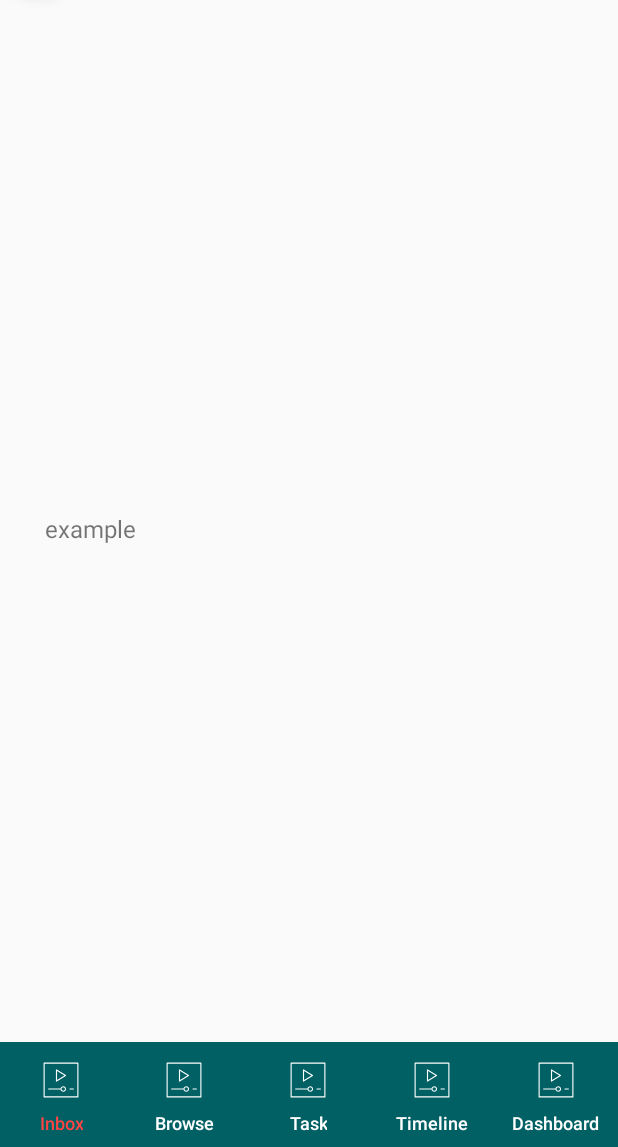
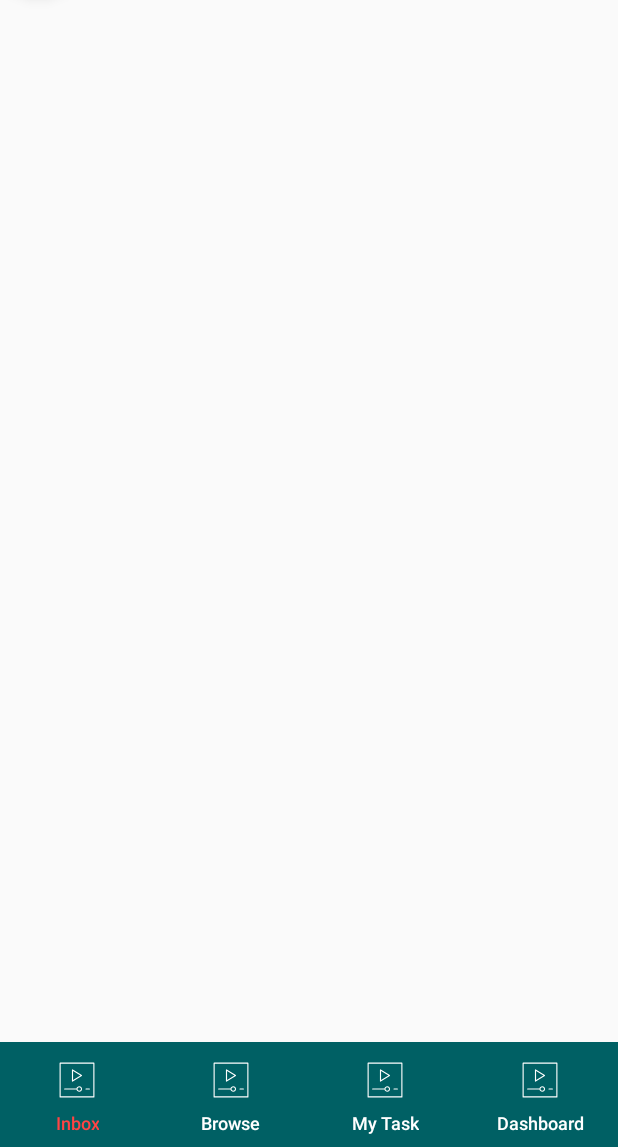
Before and after one commit to vyomhpatel/FlowIt, an Android app: the screen it shows after launch (Home), on a phone screen of 412 x 824 dp, the part 89-1236 px from its top. Run offline under Robolectric (Android 15) with nearby library versions, the phone set to English and light mode, and no system bars; our stand-ins replace ButterKnife; libraries missing offline, so code that uses them is left out: com.wangjie.rapidfloatingactionbutton; plain views replace RapidFloatingActionButton, RapidFloatingActionLayout; 7 statements that could not run were skipped.

Commit message:
initially create

```diff
--- a/app/src/main/java/b12app/vyom/com/flowit/home/Home.java
+++ b/app/src/main/java/b12app/vyom/com/flowit/home/Home.java
@@ -47,8 +47,6 @@ public class Home extends AppCompatActivity implements NavigationView.OnNavigati
     @BindView(R.id.nav_view)
     NavigationView leftDrawer;
 
-
-
     private Integer[] bottomTabIcon = {R.drawable.ic_testing};
     private Integer[] bottomIconPress = {R.drawable.ic_testing,R.drawable.ic_testing,
             R.drawable.ic_testing, R.drawable.ic_testing};
@@ -58,6 +56,7 @@ public class Home extends AppCompatActivity implements NavigationView.OnNavigati
     @Override
     protected void onCreate(Bundle savedInstanceState) {
         super.onCreate(savedInstanceState);
+
         setContentView(R.layout.activity_home);
         ButterKnife.bind(this);
 
@@ -73,14 +72,13 @@ public class Home extends AppCompatActivity implements NavigationView.OnNavigati
     private void initBottomNavView() {
         botNavView.addTab(botNavView.newTab().setIcon(R.drawable.ic_testing).setText("Inbox"));
         botNavView.addTab(botNavView.newTab().setIcon(R.drawable.ic_testing).setText("Browse"));
-        botNavView.addTab(botNavView.newTab().setIcon(R.drawable.ic_testing).setText("Task"));
-        botNavView.addTab(botNavView.newTab().setIcon(R.drawable.ic_testing).setText("Timeline"));
+        botNavView.addTab(botNavView.newTab().setIcon(R.drawable.ic_testing).setText("My Task"));
+//        botNavView.addTab(botNavView.newTab().setIcon(R.drawable.ic_testing).setText("Timeline"));
         botNavView.addTab(botNavView.newTab().setIcon(R.drawable.ic_testing).setText("Dashboard"));
 
         botNavView.addOnTabSelectedListener(new TabLayout.OnTabSelectedListener() {
             @Override
             public void onTabSelected(TabLayout.Tab tab) {
-
 
 //                bottmeTab.getTabAt(pos_tab).setIcon(iconPressList.get(pos_tab));
             }
--- a/app/src/main/res/layout/app_bar_home.xml
+++ b/app/src/main/res/layout/app_bar_home.xml
@@ -22,16 +22,21 @@
         rfal:rfal_frame_alpha="0.7"
         rfal:rfal_frame_color="@android:color/white">
 
-        <TextView
+        <!--<TextView-->
+            <!--android:layout_width="match_parent"-->
+            <!--android:layout_height="match_parent"-->
+            <!--android:layout_alignParentStart="true"-->
+            <!--android:layout_alignParentTop="true"-->
+            <!--android:gravity="center_vertical"-->
+            <!--android:lineSpacingMultiplier="1.3"-->
+            <!--android:padding="@dimen/large_dimen"-->
+            <!--android:text="@string/example"-->
+            <!--android:textSize="16sp" />-->
+
+        <FrameLayout
+            android:id="@+id/fl_float_container"
             android:layout_width="match_parent"
-            android:layout_height="match_parent"
-            android:layout_alignParentStart="true"
-            android:layout_alignParentTop="true"
-            android:gravity="center_vertical"
-            android:lineSpacingMultiplier="1.3"
-            android:padding="@dimen/large_dimen"
-            android:text="@string/example"
-            android:textSize="16sp" />
+            android:layout_height="match_parent"/>
 
 
         <com.wangjie.rapidfloatingactionbutton.RapidFloatingActionButton xmlns:rfab="http://schemas.android.com/apk/res-auto"
```
